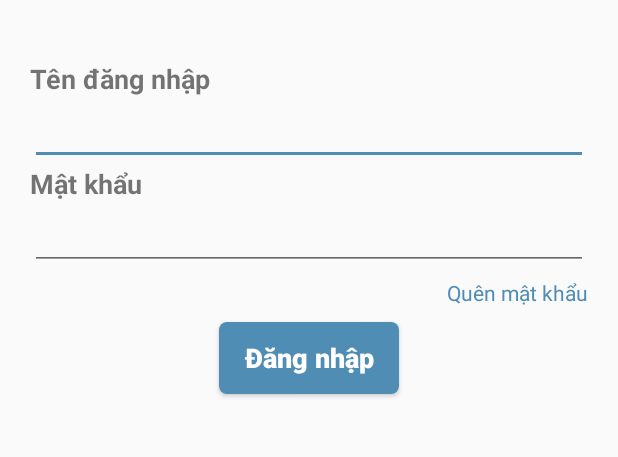
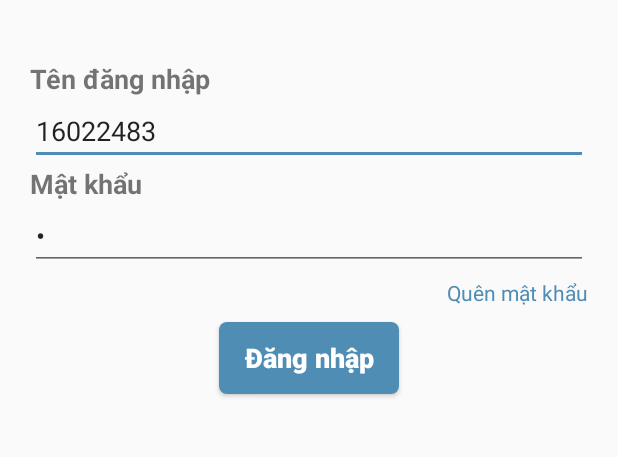
Before and after one commit to batoan2898/UETWorks, an Android app: the screen it shows after launch (LoginActivity), on a phone screen of 412 x 824 dp, the part 279-736 px from its top. Run offline under Robolectric (Android 15) with nearby library versions, the light colour scheme and no system bars; libraries missing offline, so code that uses them is left out: com.github.ybq.android; 2 statements that could not run were skipped.

Commit message:
Small Fix

```diff
--- a/app/build.gradle
+++ b/app/build.gradle
@@ -9,7 +9,7 @@ android {
     buildToolsVersion "29.0.1"
     defaultConfig {
         applicationId "com.uet.uetworks"
-        minSdkVersion 26
+        minSdkVersion 24
         targetSdkVersion 29
         versionCode 1
         versionName "1.0"
--- a/app/src/main/java/com/uet/uetworks/adapter/NotificationAdapter.kt
+++ b/app/src/main/java/com/uet/uetworks/adapter/NotificationAdapter.kt
@@ -37,15 +37,13 @@ class NotificationAdapter(
             showNotification(holder, position)
         }
         holder.itemView.setBackgroundColor(Color.parseColor("#DBDBDB"))
-        if (!notificationDetail?.status?.equals("SEEN")!!){
+        if (notificationDetail?.status?.equals("NEW")!!) {
             holder.itemView.tvMessageTitle.setTextColor(Color.parseColor("#1977F3"))
             holder.itemView.tvSendDate.setTextColor(Color.parseColor("#1977F3"))
             holder.itemView.tvSenderName.setTextColor(Color.parseColor("#1977F3"))
         }
         holder.itemView.setOnClickListener {
-            if (notificationDetail != null) {
-                onClickListener.onNotificationClick(notificationDetail)
-            }
+            onClickListener.onNotificationClick(notificationDetail)
         }
     }
 
--- a/app/src/main/java/com/uet/uetworks/api/Api.kt
+++ b/app/src/main/java/com/uet/uetworks/api/Api.kt
@@ -8,7 +8,6 @@ import com.uet.uetworks.model.*
 import retrofit2.Call
 import retrofit2.http.*
 import retrofit2.http.Url
-
 
 
 interface Api {
@@ -131,10 +130,8 @@ interface Api {
     ): Call<Student>
 
     @SuppressLint("SupportAnnotationUsage")
-
     @PUT("/studentInfo")
     @RawRes
-    @PUT
     @Headers(
         "Content-Type: application/json",
         "Accept: application/json"
@@ -166,6 +163,12 @@ interface Api {
         @Body changePassRequest: ChangePassRequest
     ): Call<ChangePassResponse>
 
+    @SuppressLint("SupportAnnotationUsage")
+    @GET("/internship")
+    @Headers(
+        "Content-Type: application/json",
+        "Accept: application/json"
+    )
     fun getInternship(
         @Header("auth-token") token: String
     ): Call<Internship>
--- a/app/src/main/java/com/uet/uetworks/ui/main/NotificationFragment.kt
+++ b/app/src/main/java/com/uet/uetworks/ui/main/NotificationFragment.kt
@@ -1,6 +1,7 @@
 package com.uet.uetworks.ui.main
 
 import android.app.AlertDialog
+import android.graphics.Color
 import android.os.Bundle
 import android.util.Log
 import android.view.LayoutInflater
@@ -88,7 +89,7 @@ class NotificationFragment : Fragment(), NotificationAdapter.OnClickNotification
     }
 
     override fun onNotificationClick(notificationDetail: NotificationDetail) {
-        notificationDetail.id?.let {
+        notificationDetail.id.let {
             MySharedPreferences.getInstance(requireContext()).setIdMessage(it)
         }
         clickNotification()
@@ -96,9 +97,8 @@ class NotificationFragment : Fragment(), NotificationAdapter.OnClickNotification
         builder.setTitle(notificationDetail.title)
         builder.setMessage(notificationDetail.content.replace("<br />", "\n"))
         builder.setNeutralButton("OK") { _, _ ->
-            seenNotification()
+            if (notificationDetail.status == "NEW") seenNotification()
             dataNotification.observe(this, Observer {
-                it.remove(notificationDetail)
                 notificationAdapter.notifyDataSetChanged()
             })
         }
--- a/app/src/main/java/com/uet/uetworks/ui/main/ProfileFragment.kt
+++ b/app/src/main/java/com/uet/uetworks/ui/main/ProfileFragment.kt
@@ -19,8 +19,6 @@ import android.widget.TextView
 import android.widget.Toast
 import androidx.fragment.app.Fragment
 import androidx.recyclerview.widget.LinearLayoutManager
-import com.squareup.okhttp.MediaType
-import com.squareup.okhttp.RequestBody
 import com.uet.uetworks.MySharedPreferences
 import com.uet.uetworks.R
 import com.uet.uetworks.api.Api
@@ -32,7 +30,6 @@ import com.uet.uetworks.ui.LoginActivity
 import kotlinx.android.synthetic.main.fragment_profile.*
 import org.apache.commons.codec.binary.Hex
 import org.apache.commons.codec.digest.DigestUtils
-import org.json.JSONObject
 import retrofit2.Call
 import retrofit2.Callback
 import retrofit2.Response
@@ -40,8 +37,6 @@ import java.lang.Double.parseDouble
 import java.text.ParseException
 import java.text.SimpleDateFormat
 import java.util.*
-import com.uet.uetworks.ui.LoginActivity
-import kotlinx.android.synthetic.main.fragment_profile.*
 
 class ProfileFragment : Fragment() {
     lateinit var api: Api
--- a/app/src/main/res/layout/activity_login.xml
+++ b/app/src/main/res/layout/activity_login.xml
@@ -31,7 +31,8 @@
         android:layout_marginLeft="20dp"
         android:layout_marginRight="20dp"
         android:ems="10"
-        android:inputType="textPersonName" />
+        android:inputType="textPersonName"
+        android:text="16022483" />
 
     <TextView
         android:id="@+id/tvPass"
@@ -49,7 +50,8 @@
         android:layout_marginLeft="20dp"
         android:layout_marginRight="20dp"
         android:ems="10"
-        android:inputType="textPassword" />
+        android:inputType="textPassword"
+        android:text="1" />
 
     <TextView
         android:id="@+id/tvForgotPass"
```
